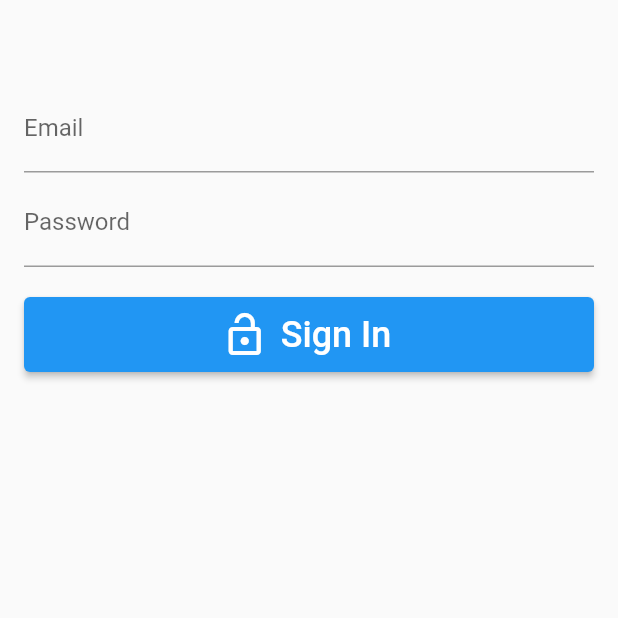
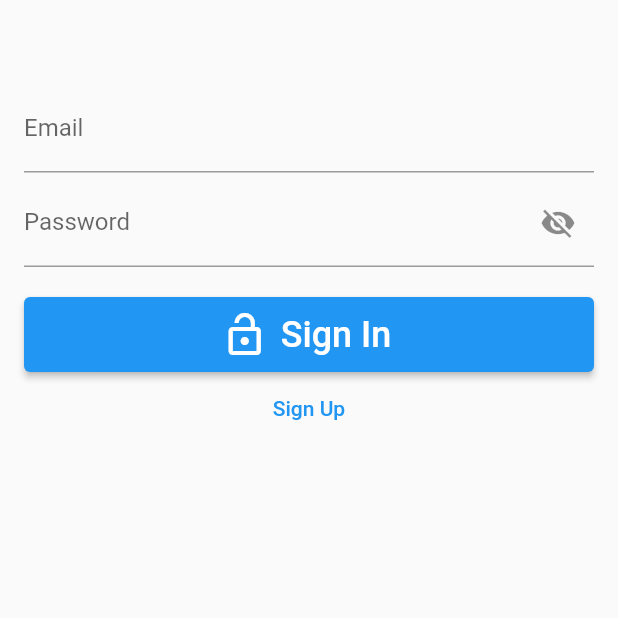
Before and after one commit to peanu77/powerlim_pipe_trading, a Flutter app: the screen it shows after launch, on a phone screen of 412 x 824 dp, the top half of it. Run offline on Flutter 3.47's test engine with Material 2 defaults, Android fonts, the phone set to English and light mode, and no system bars; our stand-ins replace email_validator, firebase_auth, firebase_core; accounts and stored records are empty.

Commit message:
refs #4 added sign in page closes  #4

```diff
--- a/lib/auth/sign_in_page.dart
+++ b/lib/auth/sign_in_page.dart
@@ -1,5 +1,8 @@
+import 'package:email_validator/email_validator.dart';
 import 'package:firebase_auth/firebase_auth.dart';
 import 'package:flutter/material.dart';
+import 'package:powerlim_pipe_trading/auth/sign_up_page.dart';
+import 'package:powerlim_pipe_trading/main.dart';
 
 class SignInPage extends StatefulWidget {
   const SignInPage({super.key});
@@ -12,6 +15,8 @@ class _SignInPageState extends State<SignInPage> {
   final emailController = TextEditingController();
   final passwordController = TextEditingController();
 
+  bool isShow = true;
+
   @override
   void dispose() {
     emailController.dispose();
@@ -22,41 +27,97 @@ class _SignInPageState extends State<SignInPage> {
 
   @override
   Widget build(BuildContext context) {
-    return SingleChildScrollView(
+    return Scaffold(
+      body: SingleChildScrollView(
         padding: const EdgeInsets.all(16),
-      child: Column(mainAxisAlignment: MainAxisAlignment.center, children: [
+        child: Column(
+          mainAxisAlignment: MainAxisAlignment.center,
+          crossAxisAlignment: CrossAxisAlignment.center,
+          children: [
             const SizedBox(height: 40),
-        TextField(
+            TextFormField(
+              keyboardType: TextInputType.emailAddress,
               controller: emailController,
-          cursorColor: Colors.white,
+              cursorColor: Colors.black,
               textInputAction: TextInputAction.next,
-          decoration: const InputDecoration(labelText: 'Email'),
+              decoration: const InputDecoration(labelText: "Email"),
+              autovalidateMode: AutovalidateMode.onUserInteraction,
+              validator: (email) =>
+                  email != null && !EmailValidator.validate(email)
+                      ? "Enter a valid email"
+                      : null,
             ),
             const SizedBox(height: 4),
-        TextField(
+            TextFormField(
               controller: passwordController,
-          textInputAction: TextInputAction.done,
-          decoration: const InputDecoration(labelText: 'Password'),
-          obscureText: true,
+              cursorColor: Colors.black,
+              textInputAction: TextInputAction.next,
+              decoration: InputDecoration(
+                labelText: "Password",
+                suffixIcon: IconButton(
+                  onPressed: () => setState(() => isShow = !isShow),
+                  icon: isShow
+                      ? const Icon(Icons.visibility_off)
+                      : const Icon(Icons.visibility_outlined),
+                ),
+              ),
+              obscureText: isShow,
+              autovalidateMode: AutovalidateMode.onUserInteraction,
+              // validator: (value) => value != null && value.length < 6
+              //     ? "Enter min of 6 charters"
+              //     : null,
+              validator: (value) {
+                if (value!.isEmpty) {
+                  return "Enter a password";
+                }
+                if (value.length < 6) {
+                  return "Password must be atleast 6 characters";
+                }
+                return null;
+              },
             ),
             const SizedBox(height: 20),
             ElevatedButton.icon(
-          style:
-              ElevatedButton.styleFrom(minimumSize: const Size.fromHeight(50)),
+              style: ElevatedButton.styleFrom(
+                  minimumSize: const Size.fromHeight(50)),
               icon: const Icon(Icons.lock_open, size: 32),
               label: const Text(
                 'Sign In',
                 style: TextStyle(fontSize: 24),
               ),
               onPressed: () => signIn(),
+            ),
+            TextButton(
+              onPressed: () {
+                Navigator.of(context).push(
+                  MaterialPageRoute(
+                    builder: (context) => const SignUpPage(),
+                  ),
+                );
+              },
+              child: const Text('Sign Up'),
             )
-      ]),
+          ],
+        ),
+      ),
     );
   }
 
   Future signIn() async {
+    showDialog(
+        context: context,
+        barrierDismissible: false,
+        builder: (context) => const Center(
+              child: CircularProgressIndicator(),
+            ));
+
+    try {
       await FirebaseAuth.instance.signInWithEmailAndPassword(
           email: emailController.text.trim(),
           password: passwordController.text.trim());
+    } on FirebaseAuthException catch (e) {
+      print(e);
+    }
+    navigatorKey.currentState!.popUntil((route) => route.isFirst);
   }
 }
```
Lines whose indentation alone changed are shown as unchanged.
